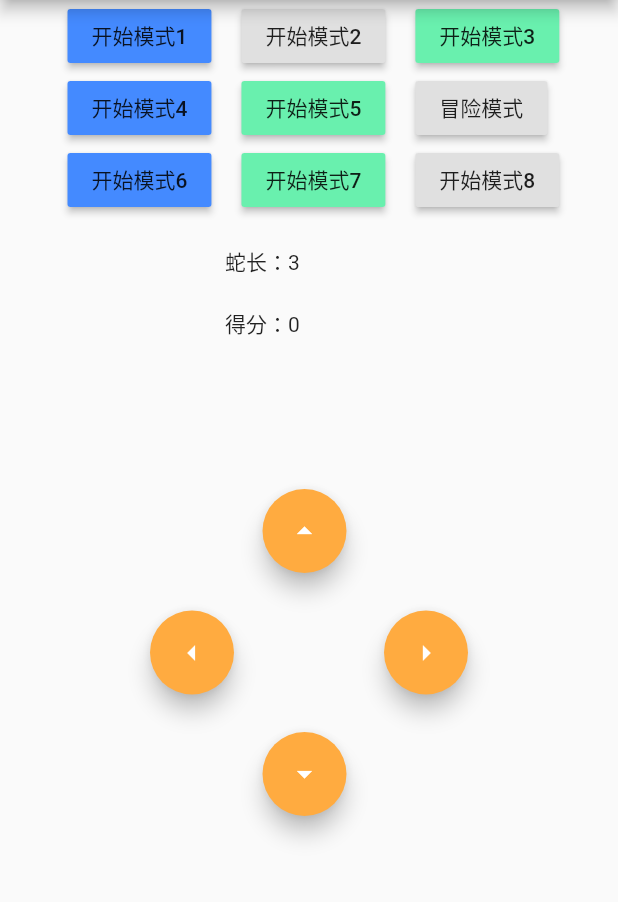
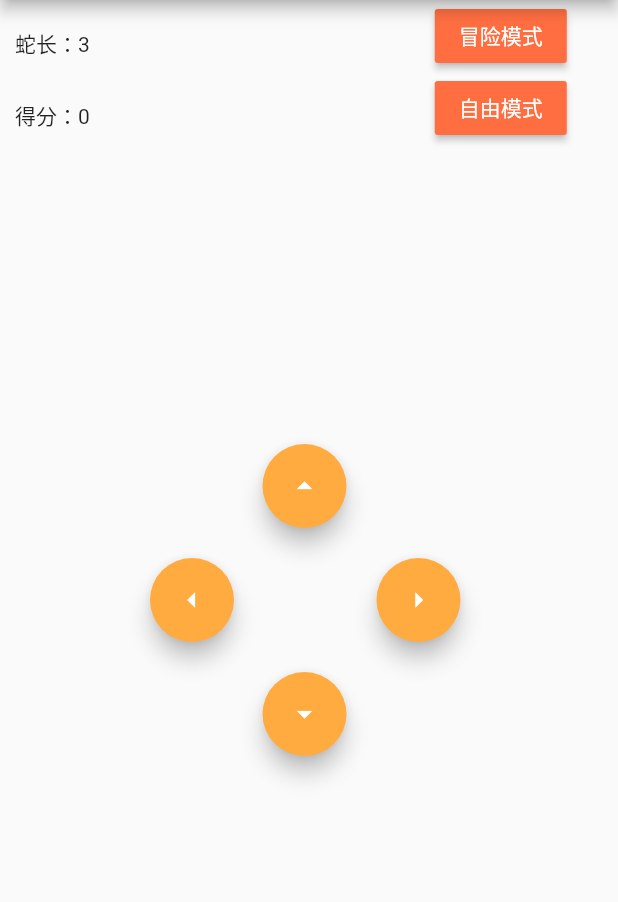
Before and after one commit to AthleticsNero/Snake, a Flutter app: the screen it shows after launch, on a phone screen of 412 x 824 dp, the part 84-986 px from its top. Run offline on Flutter 3.47's test engine with Material 2 defaults, Android fonts, the phone set to English and light mode, and no system bars; missing offline and left inert: mqtt_client.

Commit message:
美化了关卡选择，增加第九关，冒险模式完成

```diff
--- a/lib/main.dart
+++ b/lib/main.dart
@@ -45,6 +45,144 @@ class _MyHomePageState extends State<MyHomePage>{
     _connect();
     _subMessage();
   }
+  _FreeModeOption(){
+    showDialog(
+        context: context,
+        builder: (BuildContext context){
+          return new SimpleDialog(
+                title: new Text('自由模式'),
+                children: <Widget>[
+//                  new SimpleDialogOption(
+//                    child: Text('模式一'),
+                new Row(
+                  children: <Widget>[
+                    new Container(
+                      child: new OutlineButton(
+                        onPressed: (){
+                          _pubMsg = '1';
+                          _pubMode();
+                          score = 0;
+                          _subMessage();
+                        },
+                        child: Text('模式一'),
+                      ),
+                      margin: EdgeInsets.fromLTRB(10,0,0,0),
+                    ),
+                    new Container(
+                      child: new OutlineButton(
+                        onPressed: (){
+                          _pubMsg = '2';
+                          _pubMode();
+                          score = 0;
+                          _subMessage();
+                        },
+                        child: Text('模式二'),
+                      ),
+                      margin: EdgeInsets.fromLTRB(10, 0, 0, 0),
+                    ),
+                    new Container(
+                      child: new OutlineButton(
+                        onPressed: (){
+                          _pubMsg = '3';
+                          _pubMode();
+                          score = 0;
+                          _subMessage();
+                        },
+                        child: Text('模式三'),
+                      ),
+                      margin: EdgeInsets.fromLTRB(10, 0, 0, 0),
+                    ),
+                  ],
+                ),
+                new Row(
+                  children: <Widget>[
+                    new Container(
+                      child: new OutlineButton(
+                        onPressed: (){
+                          _pubMsg = '4';
+                          _pubMode();
+                          score = 0;
+                          _subMessage();
+                        },
+                        child: Text('模式四'),
+                      ),
+                      margin: EdgeInsets.fromLTRB(10,0,0,0),
+                    ),
+                    new Container(
+                      child: new OutlineButton(
+                        onPressed: (){
+                          _pubMsg = '5';
+                          _pubMode();
+                          score = 0;
+                          _subMessage();
+                        },
+                        child: Text('模式五'),
+                      ),
+                      margin: EdgeInsets.fromLTRB(10, 0, 0, 0),
+                    ),
+                    new Container(
+                      child: new OutlineButton(
+                        onPressed: (){
+                          _pubMsg = '6';
+                          _pubMode();
+                          score = 0;
+                          _subMessage();
+                        },
+                        child: Text('模式六'),
+                      ),
+                      margin: EdgeInsets.fromLTRB(10, 0, 0, 0),
+                    ),
+                  ],
+                ),
+                new Row(
+                  children: <Widget>[
+                    new Container(
+                      child: new OutlineButton(
+                        onPressed: (){
+                          _pubMsg = '7';
+                          _pubMode();
+                          score = 0;
+                          _subMessage();
+                        },
+                        child: Text('模式七'),
+                      ),
+                      margin: EdgeInsets.fromLTRB(10,0,0,0),
+                    ),
+                    new Container(
+                      child: new OutlineButton(
+                        onPressed: (){
+                          _pubMsg = '8';
+                          _pubMode();
+                          score = 0;
+                          _subMessage();
+                        },
+                        child: Text('模式八'),
+                      ),
+                      margin: EdgeInsets.fromLTRB(10, 0, 0, 0),
+                    ),
+                    new Container(
+                      child: new OutlineButton(
+                        onPressed: (){
+                          _pubMsg = '9';
+                          _pubMode();
+                          score = 0;
+                          _subMessage();
+                        },
+                        child: Text('模式九'),
+                      ),
+                      margin: EdgeInsets.fromLTRB(10, 0, 0, 0),
+                    ),
+                  ],
+                )
+//                  ),
+//                  new SimpleDialogOption(
+//                    child: Text('模式二'),
+//                  )
+                ],
+              );
+        }
+    );
+  }
   @override
   Widget build(BuildContext context) {
     return Scaffold(
@@ -54,75 +192,14 @@ class _MyHomePageState extends State<MyHomePage>{
           new Row(
             children: <Widget>[
               new Container(
-                padding: EdgeInsets.fromLTRB(45, 0, 0, 0),
-                child: RaisedButton(
-                  child: Text('开始模式1'),
-                  onPressed: (){
-                    _pubMsg = '1';
-                    _pubMode();
-                    score = 0;
-                    _subMessage();
-                  },
-                  color: Colors.blueAccent,
+                padding: EdgeInsets.fromLTRB(10, 10, 0, 0),
+                child:Text(
+                    "蛇长："+
+                        snake_len.toString()
                 ),
               ),
               new Container(
-                padding: EdgeInsets.fromLTRB(20, 0, 0, 0),
-                child: RaisedButton(
-                  child: Text('开始模式2'),
-                  onPressed: (){
-                    _pubMsg = '2';
-                    _pubMode();
-                    score = 0;
-                    _subMessage();
-                  },
-                ),
-              ),
-              new Container(
-                padding: EdgeInsets.fromLTRB(20, 0, 0, 0),
-                child: RaisedButton(
-                  child: Text('开始模式3'),
-                  onPressed: (){
-                    _pubMsg = '3';
-                    _pubMode();
-                    score = 0;
-                    _subMessage();
-                  },
-                  color: Colors.greenAccent
-                ),
-              ),
-            ],
-          ),
-          new Row(
-            children: <Widget>[
-              new Container(
-                padding: EdgeInsets.fromLTRB(45, 0, 0, 0),
-                child: RaisedButton(
-                  child: Text('开始模式4'),
-                  onPressed: (){
-                    _pubMsg = '4';
-                    _pubMode();
-                    score = 0;
-                    _subMessage();
-                  },
-                  color: Colors.blueAccent,
-                ),
-              ),
-              new Container(
-                padding: EdgeInsets.fromLTRB(20, 0, 0, 0),
-                child: RaisedButton(
-                  child: Text('开始模式5'),
-                  onPressed: (){
-                    _pubMsg = '5';
-                    _pubMode();
-                    score = 0;
-                    _subMessage();
-                  },
-                  color: Colors.greenAccent,
-                ),
-              ),
-              new Container(
-                padding: EdgeInsets.fromLTRB(20, 0, 0, 0),
+                padding: EdgeInsets.fromLTRB(230, 0, 0, 0),
                 child: RaisedButton(
                   child: Text('冒险模式'),
                   onPressed: (){
@@ -131,51 +208,8 @@ class _MyHomePageState extends State<MyHomePage>{
                     score = 0;
                     _subMessage();
                   },
-                ),
-              ),
-
-            ],
-
-          ),
-
-          new Row(
-            children: <Widget>[
-              new Container(
-                padding: EdgeInsets.fromLTRB(45, 0, 0, 0),
-                child: RaisedButton(
-                  child: Text('开始模式6'),
-                  onPressed: (){
-                    _pubMsg = '6';
-                    _pubMode();
-                    score = 0;
-                    _subMessage();
-                  },
-                  color: Colors.blueAccent,
-                ),
-              ),
-              new Container(
-                padding: EdgeInsets.fromLTRB(20, 0, 0, 0),
-                child: RaisedButton(
-                  child: Text('开始模式7'),
-                  onPressed: (){
-                    _pubMsg = '7';
-                    _pubMode();
-                    score = 0;
-                    _subMessage();
-                  },
-                  color: Colors.greenAccent,
-                ),
-              ),
-              new Container(
-                padding: EdgeInsets.fromLTRB(20, 0, 0, 0),
-                child: RaisedButton(
-                  child: Text('开始模式8'),
-                  onPressed: (){
-                    _pubMsg = '8';
-                    _pubMode();
-                    score = 0;
-                    _subMessage();
-                  },
+                  textColor: Colors.white,
+                  color: Colors.deepOrangeAccent,
                 ),
               ),
             ],
@@ -183,21 +217,19 @@ class _MyHomePageState extends State<MyHomePage>{
           new Row(
             children: <Widget>[
               new Container(
-                padding: EdgeInsets.fromLTRB(150, 20, 0, 0),
-                child:Text(
-                  "蛇长："+
-                  snake_len.toString()
+                padding: EdgeInsets.fromLTRB(10, 10, 0, 0),
+                child: Text(
+                    "得分："+
+                        score.toString()
                 ),
-              )
-            ],
-          ),
-          new Row(
-            children: <Widget>[
+              ),
               new Container(
-                padding: EdgeInsets.fromLTRB(150, 20, 0, 0),
-                child: Text(
-                  "得分："+
-                    score.toString()
+                padding: EdgeInsets.fromLTRB(230, 0, 0, 0),
+                child: RaisedButton(
+                  child: new Text('自由模式'),
+                  onPressed: _FreeModeOption,
+                  textColor: Colors.white,
+                  color: Colors.deepOrangeAccent,
                 ),
               )
             ],
@@ -206,7 +238,7 @@ class _MyHomePageState extends State<MyHomePage>{
             children: <Widget>[
               new Container(
 //                width: 250,
-                padding: EdgeInsets.fromLTRB(175, 100, 0, 25),
+                padding: EdgeInsets.fromLTRB(175, 200, 0, 20),
                 child: FloatingActionButton(
                   child: new Icon(Icons.arrow_drop_up),
                   onPressed: (){
@@ -222,7 +254,7 @@ class _MyHomePageState extends State<MyHomePage>{
             children: <Widget>[
               new Container(
 //                width: 150,
-                padding: EdgeInsets.fromLTRB(100, 0, 50, 25),
+                padding: EdgeInsets.fromLTRB(100, 0, 50, 20),
                 child: FloatingActionButton(
                     child:  new Icon(Icons.arrow_left),
                     onPressed:(){
@@ -235,7 +267,7 @@ class _MyHomePageState extends State<MyHomePage>{
               ),
               new Container(
 //                width: 150,
-                padding: EdgeInsets.fromLTRB(50, 0, 0, 25),
+                padding: EdgeInsets.fromLTRB(45, 0, 0, 20),
                 child: FloatingActionButton(
                   onPressed: (){
                     _pubMsg = 'D';
```
Also changed, not shown: 1 other file.
